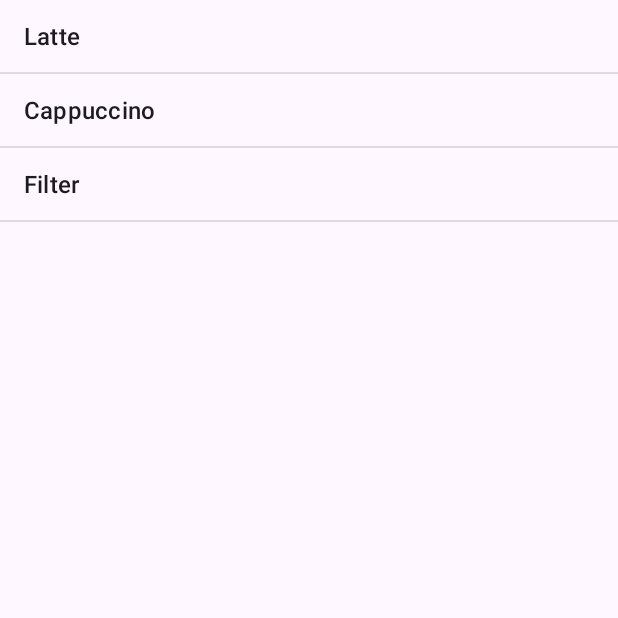
After one commit to SergeiSkliar/AndroidTraining, an Android app: the DrinkCategoryActivity screen opened directly, with no data from a screen before it, on a phone screen of 412 x 824 dp, the top half of it. The commit adds this screen. Run offline under Robolectric (Android 15) with nearby library versions, the phone set to English and light mode, and no system bars.

Commit message:
starbuzz update

```diff
--- a/from_Head_First/Starbuzz/app/src/main/AndroidManifest.xml
+++ b/from_Head_First/Starbuzz/app/src/main/AndroidManifest.xml
@@ -13,6 +13,9 @@
         android:theme="@style/Theme.Starbuzz"
         tools:targetApi="31">
         <activity
+            android:name=".DrinkCategoryActivity"
+            android:exported="false" />
+        <activity
             android:name=".TopLevelActivity"
             android:exported="true">
             <intent-filter>
--- /dev/null
+++ b/from_Head_First/Starbuzz/app/src/main/java/com/hfad/starbuzz/DrinkCategoryActivity.java
@@ -0,0 +1,28 @@
+package com.hfad.starbuzz;
+
+import android.app.Activity;
+import android.os.Bundle;
+import android.widget.ArrayAdapter;
+import android.widget.ListView;
+import android.view.View;
+import android.content.Intent;
+import android.widget.AdapterView;
+
+public class DrinkCategoryActivity extends Activity {
+
+    @Override
+    protected void onCreate(Bundle savedInstanceState) {
+        super.onCreate(savedInstanceState);
+        setContentView(R.layout.activity_drink_category);
+
+        ArrayAdapter<Drink> listAdapter = new ArrayAdapter<>(
+                this,
+                android.R.layout.simple_list_item_1,
+                Drink.drinks
+        );
+        ListView listDrinks = (ListView) findViewById(R.id.list_drinks);
+        listDrinks.setAdapter(listAdapter);
+
+
+    }
+}
--- /dev/null
+++ b/from_Head_First/Starbuzz/app/src/main/res/layout/activity_drink_category.xml
@@ -0,0 +1,15 @@
+<?xml version="1.0" encoding="utf-8"?>
+<LinearLayout xmlns:android="http://schemas.android.com/apk/res/android"
+    xmlns:tools="http://schemas.android.com/tools"
+    android:layout_width="match_parent"
+    android:layout_height="match_parent"
+    android:orientation="vertical"
+    tools:context=".DrinkCategoryActivity">
+
+    <ListView
+        android:id="@+id/list_drinks"
+        android:layout_width="match_parent"
+        android:layout_height="match_parent" />
+
+
+</LinearLayout>
```
Also changed, not shown: from_Head_First/Starbuzz/app/src/main/java/com/hfad/starbuzz/TopLevelActivity.java (+17 -1 lines).
